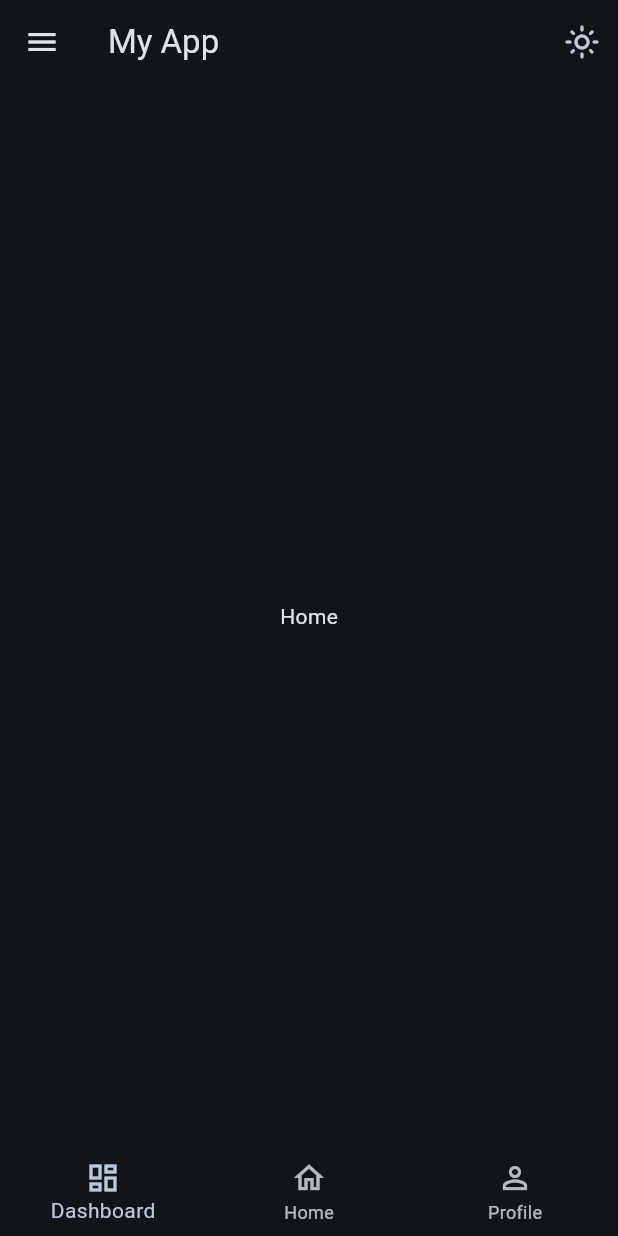
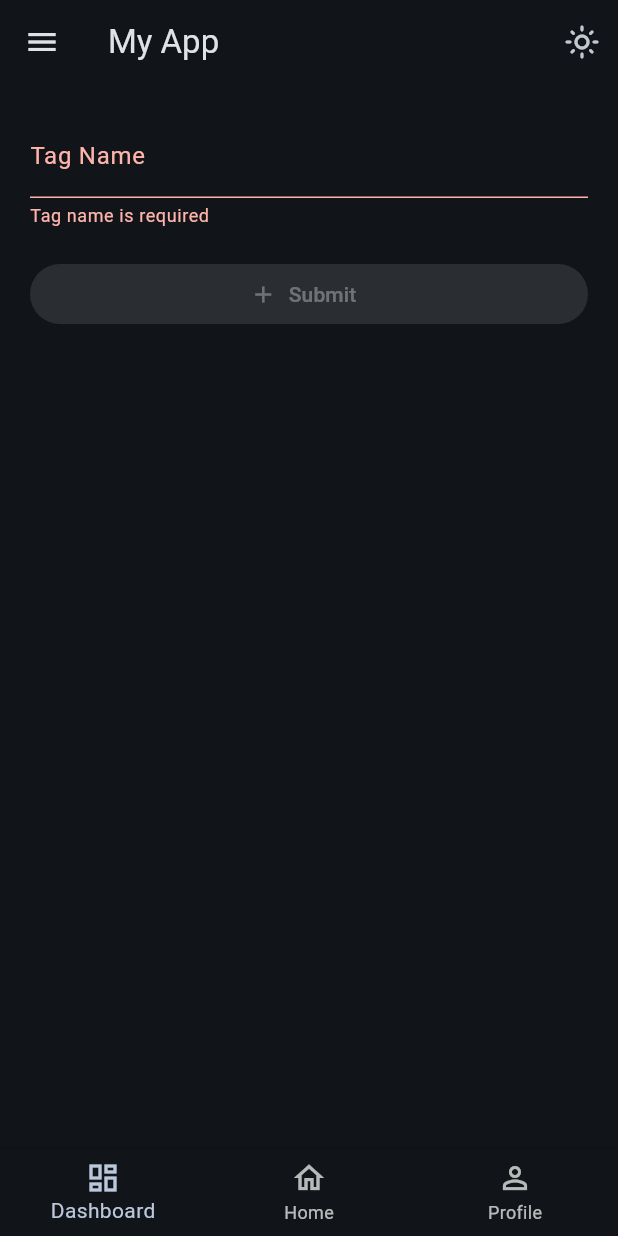
Before and after one commit to Kiditz-Lab/learn_flutter, a Flutter app: the screen it shows after launch, on a phone screen of 412 x 824 dp. Run offline on Flutter 3.47's test engine with Material 3 defaults, Android fonts, the phone set to English and light mode, and no system bars; our stand-ins replace bloc, dartz, device_preview, dio, flutter_bloc, formz and 4 more.

Commit message:
handle form

```diff
--- a/lib/components/product_list_view.dart
+++ b/lib/components/product_list_view.dart
@@ -1,7 +1,6 @@
 import 'package:flutter/material.dart';
 import 'package:flutter_bloc/flutter_bloc.dart';
-import 'package:learn_flutter/repository/product_repository.dart';
-import 'package:learn_flutter/repository/woo_commerce_client.dart';
+import 'package:learn_flutter/injector.dart';
 import 'package:learn_flutter/service/cubit/product_list_cubit.dart';
 
 class ProductListView extends StatelessWidget {
@@ -10,8 +9,7 @@ class ProductListView extends StatelessWidget {
   @override
   Widget build(BuildContext context) {
     return BlocProvider(
-      create: (context) =>
-          ProductListCubit(ProductRepository(WooCommerceClient())),
+      create: (context) => Injector.resolve<ProductListCubit>(),
       child: BlocBuilder<ProductListCubit, ProductListState>(
         builder: (context, state) {
           return state.maybeWhen(
--- /dev/null
+++ b/lib/injector.dart
@@ -0,0 +1,27 @@
+import 'package:kiwi/kiwi.dart';
+import 'package:learn_flutter/repository/product_repository.dart';
+import 'package:learn_flutter/repository/woo_commerce_client.dart';
+import 'package:learn_flutter/service/cubit/product_list_cubit.dart';
+import 'package:learn_flutter/service/cubit/product_tag_form_cubit.dart';
+import 'package:learn_flutter/service/cubit/theme_mode_cubit.dart';
+
+part 'injector.g.dart';
+
+abstract class Injector {
+  static late KiwiContainer container;
+
+  static final resolve = container.resolve;
+
+  static setup() {
+    container = KiwiContainer();
+    final injector = _$Injector();
+    injector.configure();
+  }
+
+  @Register.factory(ThemeModeCubit)
+  @Register.factory(ProductTagFormCubit)
+  @Register.singleton(ProductListCubit)
+  @Register.singleton(ProductRepository)
+  @Register.singleton(WooCommerceClient)
+  void configure();
+}
--- a/lib/main.dart
+++ b/lib/main.dart
@@ -2,10 +2,12 @@ import 'package:device_preview/device_preview.dart';
 import 'package:flutter/foundation.dart';
 import 'package:flutter/material.dart';
 import 'package:flutter_bloc/flutter_bloc.dart';
+import 'package:learn_flutter/injector.dart';
 import 'package:learn_flutter/router.dart';
 import 'package:learn_flutter/service/cubit/theme_mode_cubit.dart';
 
 void main() {
+  Injector.setup();
   runApp(DevicePreview(
     builder: (context) => const App(),
     enabled: kIsWeb,
--- a/lib/model/product.dart
+++ b/lib/model/product.dart
@@ -16,3 +16,25 @@ class Product with _$Product {
   factory Product.fromJson(Map<String, dynamic> json) =>
       _$ProductFromJson(json);
 }
+
+@freezed
+class TagRequest with _$TagRequest {
+  factory TagRequest({
+    required String name,
+  }) = _TagRequest;
+
+  factory TagRequest.fromJson(Map<String, dynamic> json) =>
+      _$TagRequestFromJson(json);
+}
+
+@freezed
+class Tag with _$Tag {
+  factory Tag({
+    @Default(-1) int id,
+    @Default('') String name,
+    @Default('') String slug,
+    @Default('') String description,
+  }) = _Tag;
+
+  factory Tag.fromJson(Map<String, dynamic> json) => _$TagFromJson(json);
+}
--- a/lib/repository/product_repository.dart
+++ b/lib/repository/product_repository.dart
@@ -20,4 +20,15 @@ class ProductRepository {
       return left(e);
     }
   }
+
+  Future<Either<DioException, Tag>> addTag(TagRequest request) async {
+    try {
+      final response =
+          await _client.post('/products/tags', data: request.toJson());
+
+      return right(Tag.fromJson(response.data));
+    } on DioException catch (e) {
+      return left(e);
+    }
+  }
 }
--- /dev/null
+++ b/lib/service/cubit/product_tag_form_cubit.dart
@@ -0,0 +1,41 @@
+import 'package:bloc/bloc.dart';
+import 'package:formz/formz.dart';
+import 'package:freezed_annotation/freezed_annotation.dart';
+import 'package:learn_flutter/model/product.dart';
+import 'package:learn_flutter/repository/product_repository.dart';
+import 'package:learn_flutter/util/formz/not_empty_input.dart';
+
+part 'product_tag_form_state.dart';
+part 'product_tag_form_cubit.freezed.dart';
+
+class ProductTagFormCubit extends Cubit<ProductTagFormState> {
+  final ProductRepository _repository;
+  ProductTagFormCubit(this._repository) : super(const ProductTagFormState());
+  void changeTag(String tag) {
+    final input = NotEmptyInput.dirty(tag);
+    emit(state.copyWith(
+      tag: input,
+      isValid: Formz.validate([input]),
+    ));
+  }
+
+  void submit() async {
+    if (state.isValid) {
+      emit(state.copyWith(status: FormzSubmissionStatus.inProgress));
+      final result =
+          await _repository.addTag(TagRequest(name: state.tag.value));
+      result.fold(
+        (exception) => emit(
+          state.copyWith(
+            status: FormzSubmissionStatus.failure,
+          ),
+        ),
+        (tag) => emit(
+          state.copyWith(
+            status: FormzSubmissionStatus.success,
+          ),
+        ),
+      );
+    }
+  }
+}
--- /dev/null
+++ b/lib/service/cubit/product_tag_form_state.dart
@@ -0,0 +1,10 @@
+part of 'product_tag_form_cubit.dart';
+
+@freezed
+class ProductTagFormState with _$ProductTagFormState {
+  const factory ProductTagFormState({
+    @Default(false) bool isValid,
+    @Default(NotEmptyInput.pure()) NotEmptyInput tag,
+    @Default(FormzSubmissionStatus.initial) FormzSubmissionStatus status,
+  }) = _ProductTagFormState;
+}
--- /dev/null
+++ b/lib/util/formz/not_empty_input.dart
@@ -0,0 +1,13 @@
+import 'package:formz/formz.dart';
+
+enum NotEmptyInputError { empty }
+
+class NotEmptyInput extends FormzInput<String, NotEmptyInputError> {
+  const NotEmptyInput.pure() : super.pure('');
+  const NotEmptyInput.dirty([String value = '']) : super.dirty(value);
+
+  @override
+  NotEmptyInputError? validator(String value) {
+    return value.isEmpty ? NotEmptyInputError.empty : null;
+  }
+}
--- a/lib/view/home.dart
+++ b/lib/view/home.dart
@@ -1,10 +1,84 @@
 import 'package:flutter/material.dart';
+import 'package:flutter_bloc/flutter_bloc.dart';
+import 'package:formz/formz.dart';
+import 'package:learn_flutter/injector.dart';
+import 'package:learn_flutter/service/cubit/product_tag_form_cubit.dart';
 
 class Home extends StatelessWidget {
   const Home({super.key});
 
   @override
   Widget build(BuildContext context) {
-    return const Center(child: Text('Home'));
+    return BlocProvider(
+      create: (context) => Injector.resolve<ProductTagFormCubit>(),
+      child: Padding(
+        padding: const EdgeInsets.all(20.0),
+        child: BlocListener<ProductTagFormCubit, ProductTagFormState>(
+          listener: (context, state) {
+            if (state.status.isSuccess) {
+              ScaffoldMessenger.of(context)
+                  .showSnackBar(const SnackBar(content: Text('Sukses cuk!!')));
+            }
+          },
+          child: const Column(
+            children: [
+              _TagInput(),
+              SizedBox(height: 20),
+              _SubmitButton(),
+            ],
+          ),
+        ),
+      ),
+    );
   }
 }
+
+class _TagInput extends StatelessWidget {
+  const _TagInput();
+
+  @override
+  Widget build(BuildContext context) {
+    return BlocBuilder<ProductTagFormCubit, ProductTagFormState>(
+      buildWhen: (previous, current) => previous.tag != current.tag,
+      builder: (context, state) {
+        return TextField(
+          decoration: InputDecoration(
+            labelText: 'Tag Name',
+            errorText: state.tag.isNotValid ? 'Tag name is required' : null,
+          ),
+          onChanged: (value) =>
+              context.read<ProductTagFormCubit>().changeTag(value),
+        );
+      },
+    );
+  }
+}
+
+class _SubmitButton extends StatelessWidget {
+  const _SubmitButton();
+
+  @override
+  Widget build(BuildContext context) {
+    return BlocBuilder<ProductTagFormCubit, ProductTagFormState>(
+      builder: (context, state) {
+        return ElevatedButton.icon(
+          style:
+              ElevatedButton.styleFrom(minimumSize: const Size.fromHeight(40)),
+          onPressed: state.isValid
+              ? () {
+                  context.read<ProductTagFormCubit>().submit();
+                }
+              : null,
+          icon: state.status.isInProgress
+              ? const SizedBox(
+                  width: 24,
+                  height: 24,
+                  child: CircularProgressIndicator(),
+                )
+              : const Icon(Icons.add_outlined),
+          label: const Text('Submit'),
+        );
+      },
+    );
+  }
+}
--- a/pubspec.yaml
+++ b/pubspec.yaml
@@ -21,6 +21,8 @@ dependencies:
   pretty_dio_logger: ^1.3.1
   device_frame: ^1.1.0
   device_preview: ^1.1.0
+  kiwi: ^4.1.0
+  formz: ^0.7.0
 
 dev_dependencies:
   flutter_test:
@@ -29,6 +31,7 @@ dev_dependencies:
   build_runner: ^2.4.8
   freezed: ^2.4.7
   json_serializable: ^6.7.1
+  kiwi_generator: ^4.1.0
 
 # For information on the generic Dart part of this file, see the
 # following page: https://dart.dev/tools/pub/pubspec
```
Also changed, not shown: lib/repository/woo_commerce_client.dart (+20 -0 lines), lib/view/adaptive_nav.dart (+9 -8 lines), lib/injector.g.dart (added), lib/model/product.freezed.dart, lib/model/product.g.dart, lib/service/cubit/product_tag_form_cubit.freezed.dart (added), pubspec.lock, 3 other files.
